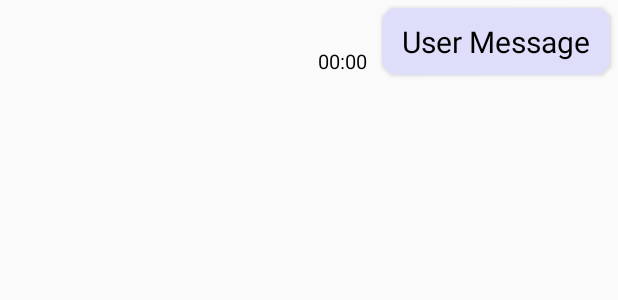
After one commit to Leafy-Your-new-buddy/Leafy, an Android app: the layout user_msg_rv_item.xml on its own in the app's theme, with its tools: preview values and no code run, on a phone screen of 412 x 824 dp. The commit adds this screen. Shown: the top 300 px of the screen. Run offline under Robolectric (Android 15) with nearby library versions, the light colour scheme and no system bars.

Commit message:
챗봇 완료

```diff
--- a/app/build.gradle
+++ b/app/build.gradle
@@ -61,7 +61,8 @@ dependencies {
     androidTestImplementation 'androidx.test.ext:junit:1.1.2'
     androidTestImplementation 'androidx.test.espresso:espresso-core:3.3.0'
 
-
+    implementation 'com.squareup.retrofit2:retrofit:2.9.0'
+    implementation 'com.squareup.retrofit2:converter-gson:2.5.0'
 
 
 }
--- /dev/null
+++ b/app/src/main/res/drawable/ic_send.xml
@@ -0,0 +1,5 @@
+<vector android:autoMirrored="true" android:height="24dp"
+    android:tint="#FFFFFF" android:viewportHeight="24"
+    android:viewportWidth="24" android:width="24dp" xmlns:android="http://schemas.android.com/apk/res/android">
+    <path android:fillColor="@android:color/white" android:pathData="M2.01,21L23,12 2.01,3 2,10l15,2 -15,2z"/>
+</vector>
--- /dev/null
+++ b/app/src/main/res/layout/user_msg_rv_item.xml
@@ -0,0 +1,54 @@
+<?xml version="1.0" encoding="utf-8"?>
+<androidx.constraintlayout.widget.ConstraintLayout xmlns:app="http://schemas.android.com/apk/res-auto"
+    android:layout_height="wrap_content"
+    xmlns:android="http://schemas.android.com/apk/res/android"
+    android:layout_width="match_parent">
+
+    <androidx.cardview.widget.CardView
+        android:id="@+id/cardView12"
+        android:layout_width="wrap_content"
+        android:layout_height="wrap_content"
+        android:layout_alignParentRight="true"
+        android:layout_margin="5dp"
+        android:elevation="8dp"
+        app:cardCornerRadius="10dp"
+        app:layout_constraintBottom_toBottomOf="parent"
+        app:layout_constraintEnd_toEndOf="parent"
+        app:layout_constraintTop_toTopOf="parent">
+
+        <LinearLayout
+            android:layout_width="wrap_content"
+            android:layout_height="wrap_content"
+            android:background="#DEDDFA"
+            android:orientation="horizontal">
+
+            <TextView
+                android:id="@+id/idTVUser"
+                android:layout_width="match_parent"
+                android:layout_height="wrap_content"
+                android:layout_gravity="center"
+                android:layout_marginHorizontal="10dp"
+                android:layout_marginVertical="5dp"
+                android:padding="3dp"
+                android:text="User Message"
+
+                android:textColor="@color/black"
+                android:textSize="20dp" />
+
+        </LinearLayout>
+
+
+    </androidx.cardview.widget.CardView>
+
+    <TextView
+        android:id="@+id/userTime"
+        android:layout_width="wrap_content"
+        android:layout_height="match_parent"
+        android:layout_marginBottom="5dp"
+        android:layout_marginRight="10dp"
+        android:text="00:00"
+        android:textSize="13dp"
+        app:layout_constraintBottom_toBottomOf="parent"
+        app:layout_constraintEnd_toStartOf="@+id/cardView12" />
+
+</androidx.constraintlayout.widget.ConstraintLayout>
```
Also changed, not shown: app/src/main/java/com/example/leafy/ChatRVAdapter.java (added, +97 -0 lines), app/src/main/java/com/example/leafy/ChatsModal.java (added, +27 -0 lines), app/src/main/java/com/example/leafy/MsgModal.java (added, +16 -0 lines), app/src/main/java/com/example/leafy/RetrofitAPI.java (added, +10 -0 lines), app/src/main/java/com/example/leafy/chatActivity.java (+95 -0 lines), app/src/main/res/layout/activity_chat.xml (+48 -10 lines), app/src/main/res/layout/bot_msg_rv_item.xml (added, +60 -0 lines).
